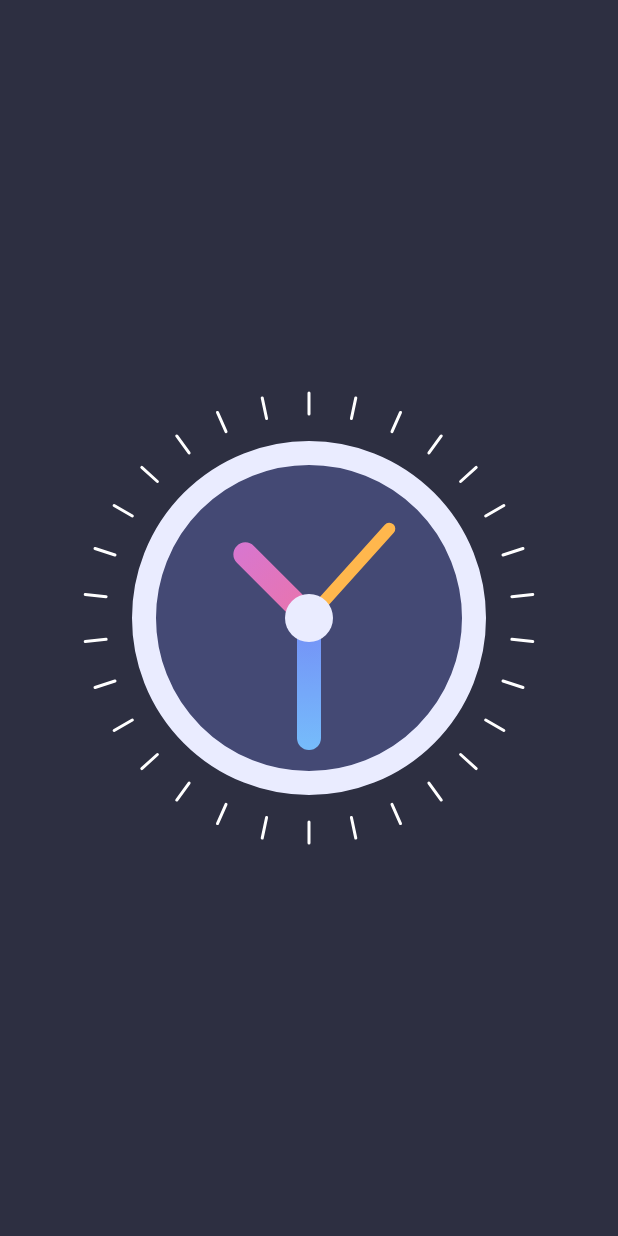
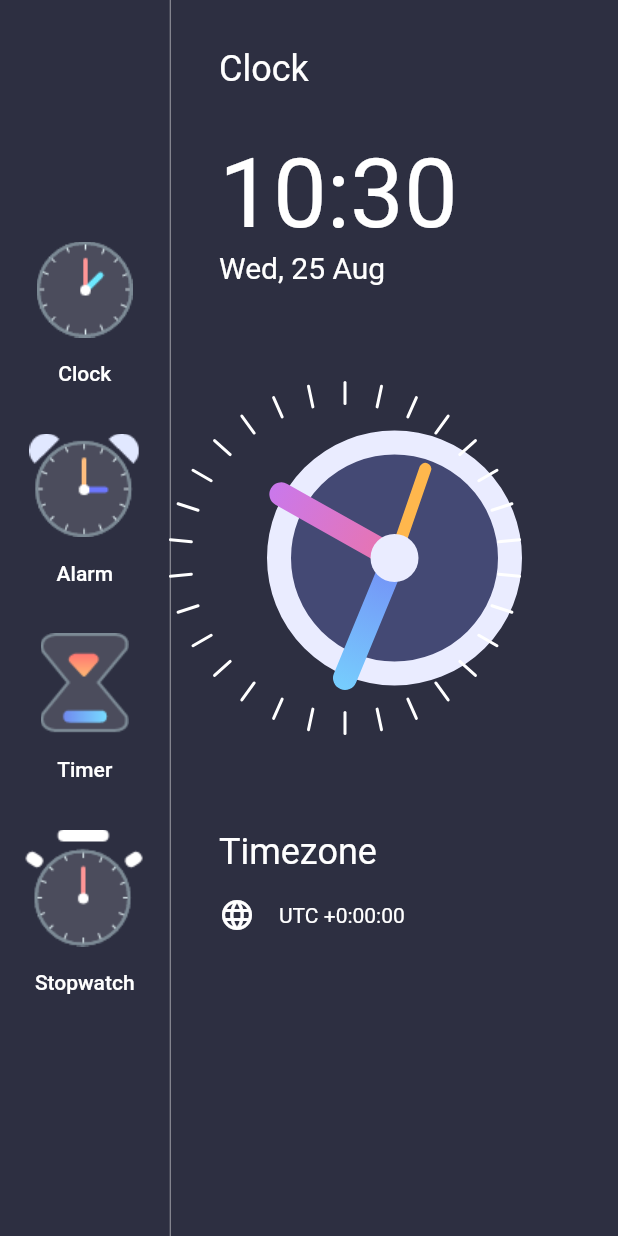
Before and after one commit to rashidwassan/clock-app-flutter, a Flutter app: the screen it shows after launch, on a phone screen of 412 x 824 dp. Run offline on Flutter 3.47's test engine with Material 2 defaults, Android fonts, the phone set to English and light mode, and no system bars.

Commit message:
added assets & side buttons

```diff
--- a/lib/clock_app.dart
+++ b/lib/clock_app.dart
@@ -1,5 +1,7 @@
 import 'package:custom_painter_practice/components/clock_view.dart';
+import 'package:custom_painter_practice/components/custom_icon_button.dart';
 import 'package:flutter/material.dart';
+import 'package:intl/intl.dart';
 
 class ClockApp extends StatefulWidget {
   const ClockApp({Key? key}) : super(key: key);
@@ -11,11 +13,111 @@ class ClockApp extends StatefulWidget {
 class _ClockAppState extends State<ClockApp> {
   @override
   Widget build(BuildContext context) {
+    var now = DateTime.now();
+    var formattedTime = DateFormat('HH:mm').format(now);
+    var formattedDate = DateFormat('EEE, d MMM').format(now);
+    var timeZoneString = now.timeZoneOffset.toString().split('.').first;
+    var offsetSign = '';
+
+    if (!timeZoneString.startsWith('-')) offsetSign = '+';
+
     return Scaffold(
-      body: Container(
-          alignment: Alignment.center,
-          color: Color(0xff2D2F41),
-          child: ClockView()),
+      backgroundColor: Color(0xff2D2F41),
+      body: Row(
+        children: [
+          Column(
+            mainAxisAlignment: MainAxisAlignment.center,
+            children: [
+              CustomIconButton(
+                text: 'Clock',
+                iconPath: 'assets/clock_icon.png',
+                onPressed: () {},
+              ),
+              CustomIconButton(
+                text: 'Alarm',
+                iconPath: 'assets/alarm_icon.png',
+                onPressed: () {},
+              ),
+              CustomIconButton(
+                text: 'Timer',
+                iconPath: 'assets/timer_icon.png',
+                onPressed: () {},
+              ),
+              CustomIconButton(
+                text: 'Stopwatch',
+                iconPath: 'assets/stopwatch_icon.png',
+                onPressed: () {},
+              ),
+            ],
+          ),
+          VerticalDivider(
+            color: Colors.white54,
+            width: 1,
+          ),
+          Expanded(
+            child: _buildClockArea(
+                formattedTime, formattedDate, offsetSign, timeZoneString),
+          ),
+        ],
+      ),
     );
   }
+
+  Container _buildClockArea(String formattedTime, String formattedDate,
+      String offsetSign, String timeZoneString) {
+    return Container(
+        alignment: Alignment.center,
+        padding: EdgeInsets.all(32),
+        child: SafeArea(
+          child: Column(
+            crossAxisAlignment: CrossAxisAlignment.start,
+            children: [
+              Text(
+                'Clock',
+                style: TextStyle(color: Colors.white, fontSize: 24),
+              ),
+              SizedBox(
+                height: 32,
+              ),
+              Text(
+                formattedTime,
+                style: TextStyle(color: Colors.white, fontSize: 64),
+              ),
+              Text(
+                formattedDate,
+                style: TextStyle(color: Colors.white, fontSize: 20),
+              ),
+              SizedBox(
+                height: 32,
+              ),
+              ClockView(),
+              SizedBox(
+                height: 32,
+              ),
+              Text(
+                'Timezone',
+                style: TextStyle(color: Colors.white, fontSize: 24),
+              ),
+              SizedBox(
+                height: 16,
+              ),
+              Row(
+                children: [
+                  Icon(
+                    Icons.language,
+                    color: Colors.white,
+                  ),
+                  SizedBox(
+                    width: 16,
+                  ),
+                  Text(
+                    'UTC ' + offsetSign + timeZoneString,
+                    style: TextStyle(color: Colors.white, fontSize: 14),
+                  ),
+                ],
+              )
+            ],
+          ),
+        ));
+  }
 }
--- /dev/null
+++ b/lib/components/custom_icon_button.dart
@@ -0,0 +1,35 @@
+import 'package:flutter/material.dart';
+
+class CustomIconButton extends StatelessWidget {
+  CustomIconButton({
+    required this.text,
+    required this.iconPath,
+    required this.onPressed,
+    Key? key,
+  }) : super(key: key);
+
+  final String iconPath;
+  final String text;
+  final Function() onPressed;
+
+  @override
+  Widget build(BuildContext context) {
+    return Padding(
+      padding: const EdgeInsets.symmetric(vertical: 16.0),
+      child: MaterialButton(
+        color: Colors.transparent,
+        elevation: 0,
+        onPressed: () {},
+        child: Column(
+          children: [
+            Image.asset(iconPath),
+            SizedBox(
+              height: 16,
+            ),
+            Text(text, style: TextStyle(color: Colors.white, fontSize: 14)),
+          ],
+        ),
+      ),
+    );
+  }
+}
```
Also changed, not shown: pubspec.yaml (+16 -3 lines), assets/add_alarm.png (added), assets/alarm_icon.png (added), assets/clock_icon.png (added), assets/fonts/Avenir-Book.ttf (added), assets/fonts/Avenir-Heavy.ttf (added), assets/fonts/Avenir-Light.ttf (added), assets/fonts/Avenir-Medium.ttf (added), assets/stopwatch_icon.png (added), assets/timer_icon.png (added), pubspec.lock, 1 other file.
